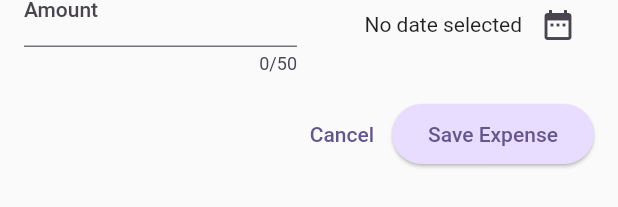
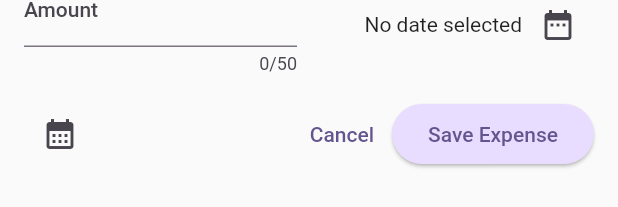
Before and after one commit to mikolertesx/expense_tracker_app, a Flutter app: the NewExpense widget shown alone on an empty page, opened directly with empty values, on a phone screen of 412 x 824 dp. Shown: the part 196-403 px from the top of the screen. Run offline on Flutter 3.47's test engine with Material 2 defaults, Android fonts, the phone set to English and light mode, and no system bars; our stand-ins replace flutter_svg, hive, hive_flutter; accounts and stored records are empty.

Commit message:
Added Icon Picker to the view

```diff
--- a/lib/widgets/expenses_list/new_expense.dart
+++ b/lib/widgets/expenses_list/new_expense.dart
@@ -1,5 +1,7 @@
+import 'package:expense_tracker_app/views/category_picker.dart';
 import 'package:flutter/material.dart';
 import 'package:expense_tracker_app/models/expense.dart';
+import 'package:flutter_svg/flutter_svg.dart';
 
 class NewExpense extends StatefulWidget {
   const NewExpense(this.onAddExpense, {super.key});
@@ -15,6 +17,7 @@ class NewExpense extends StatefulWidget {
 class _NewExpenseState extends State<NewExpense> {
   final _titleController = TextEditingController();
   final _amountController = TextEditingController();
+  String? _selectedIcon;
   DateTime? _selectedDate;
   final String _selectedCategory = '';
 
@@ -71,6 +74,23 @@ class _NewExpenseState extends State<NewExpense> {
     return;
   }
 
+  Future<String?> _showIconPicker() {
+    return showModalBottomSheet<String>(
+        context: context,
+        builder: (ctx) {
+          return const CategoryPicker();
+        });
+  }
+
+  void _updateIcon() async {
+    final result = await _showIconPicker();
+    if (result != null) {
+      setState(() {
+        _selectedIcon = result;
+      });
+    }
+  }
+
   void _submitExpenseData() {
     final enteredAmount = double.tryParse(_amountController.text);
     final titleIsInvalid = _titleController.text.trim().isEmpty;
@@ -98,8 +118,6 @@ class _NewExpenseState extends State<NewExpense> {
     final keyboardSpace = MediaQuery.of(context).viewInsets.bottom;
 
     return LayoutBuilder(builder: (ctx, constraints) {
-      final width = constraints.maxWidth;
-
       return SizedBox(
         height: double.infinity,
         child: SingleChildScrollView(
@@ -107,33 +125,6 @@ class _NewExpenseState extends State<NewExpense> {
             padding: EdgeInsets.fromLTRB(16, 48, 16, keyboardSpace + 16),
             child: Column(
               children: [
-                if (width >= 600)
-                  Row(
-                    children: [
-                      Expanded(
-                        child: TextField(
-                          controller: _titleController,
-                          maxLength: 50,
-                          decoration: const InputDecoration(
-                            label: Text('Title'),
-                          ),
-                        ),
-                      ),
-                      const SizedBox(width: 24),
-                      Expanded(
-                        child: TextField(
-                          controller: _amountController,
-                          maxLength: 50,
-                          keyboardType: TextInputType.number,
-                          decoration: const InputDecoration(
-                            prefixText: '\$ ',
-                            label: Text('Amount'),
-                          ),
-                        ),
-                      ),
-                    ],
-                  )
-                else
                 TextField(
                   controller: _titleController,
                   maxLength: 50,
@@ -141,34 +132,6 @@ class _NewExpenseState extends State<NewExpense> {
                     label: Text('Title'),
                   ),
                 ),
-                if (width >= 600)
-                  Row(
-                    children: [
-                      const SizedBox(
-                        width: 24,
-                      ),
-                      Expanded(
-                        child: Row(
-                          mainAxisAlignment: MainAxisAlignment.end,
-                          crossAxisAlignment: CrossAxisAlignment.center,
-                          children: [
-                            Text(
-                              _selectedDate == null
-                                  ? 'No date selected'
-                                  : formatter.format(
-                                      _selectedDate!,
-                                    ),
-                            ),
-                            IconButton(
-                              onPressed: _presentDatePicker,
-                              icon: const Icon(Icons.date_range),
-                            )
-                          ],
-                        ),
-                      )
-                    ],
-                  )
-                else
                 Row(
                   children: [
                     Expanded(
@@ -205,9 +168,13 @@ class _NewExpenseState extends State<NewExpense> {
                   ],
                 ),
                 const SizedBox(height: 16),
-                if (width >= 600)
                 Row(
                   children: [
+                    IconButton(
+                      onPressed: _updateIcon,
+                      icon: const Icon(Icons.calendar_month),
+                    ),
+                    if (_selectedIcon != null) SvgPicture.asset(_selectedIcon!),
                     const Spacer(),
                     TextButton(
                       onPressed: _cancelExpense,
@@ -216,21 +183,7 @@ class _NewExpenseState extends State<NewExpense> {
                     ElevatedButton(
                       onPressed: _submitExpenseData,
                       child: const Text('Save Expense'),
-                      )
-                    ],
-                  )
-                else
-                  Row(
-                    children: [
-                      const Spacer(),
-                      TextButton(
-                        onPressed: _cancelExpense,
-                        child: const Text('Cancel'),
                     ),
-                      ElevatedButton(
-                        onPressed: _submitExpenseData,
-                        child: const Text('Save Expense'),
-                      )
                   ],
                 )
               ],
--- a/pubspec.yaml
+++ b/pubspec.yaml
@@ -39,6 +39,7 @@ dependencies:
   cupertino_icons: ^1.0.2
   uuid: ^3.0.7
   intl: ^0.18.1
+  flutter_svg: ^2.0.5
 
 dev_dependencies:
   hive_generator: ^1.1.1
```
Also changed, not shown: lib/views/category_picker.dart (added, +71 -0 lines), pubspec.lock. Lines whose indentation alone changed are shown as unchanged.
